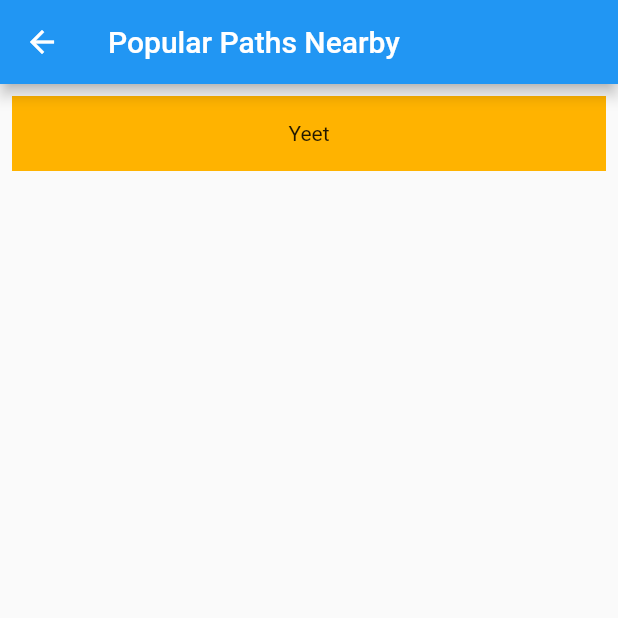
After one commit to sagarreddypatil/hackexeter-travel-app, a Flutter app: the PathsPage screen opened directly, on a phone screen of 412 x 824 dp, the top half of it. The commit adds this screen. Run offline on Flutter 3.47's test engine with Material 2 defaults, Android fonts, the phone set to English and light mode, and no system bars; our stand-ins replace geocoding, geolocator; statements that could not run were skipped.

Commit message:
some random broken code idk

```diff
--- /dev/null
+++ b/frontend/lib/paths.dart
@@ -0,0 +1,40 @@
+import 'package:flutter/material.dart';
+import 'package:frontend/places.dart';
+import 'package:frontend/review.dart';
+import 'package:geocoding/geocoding.dart';
+import 'package:geolocator/geolocator.dart';
+
+class Path {
+  String? creator;
+  String? name;
+  List<Review>? reviews;
+  List<Place>? places;
+  List<String>? hints;
+}
+
+class PathsPage extends StatelessWidget {
+  PathsPage({Key? key}) : super(key: key);
+
+  @override
+  Widget build(BuildContext context) {
+    Position? position = await Geolocator.getCurrentPosition(
+        desiredAccuracy: LocationAccuracy.low);
+
+    return Scaffold(
+        appBar: AppBar(title: Text("Popular Paths Nearby")),
+        body: ListView(
+          padding: const EdgeInsets.all(8),
+          children: <Widget>[
+            Container(
+                height: 50,
+                color: Colors.amber[600],
+                child: const Center(child: Text("Yeet")))
+          ],
+        ));
+  }
+}
+
+class PathButton extends StatelessWidget {
+  @override
+  Widget build(BuildContext context) {}
+}
--- /dev/null
+++ b/frontend/lib/review.dart
@@ -0,0 +1,5 @@
+class Review {
+  String? author;
+  int? stars;
+  String? text;
+}
```
Also changed, not shown: frontend/lib/places.dart (+11 -1 lines), frontend/pubspec.yaml (+4 -4 lines), frontend/pubspec.lock.
